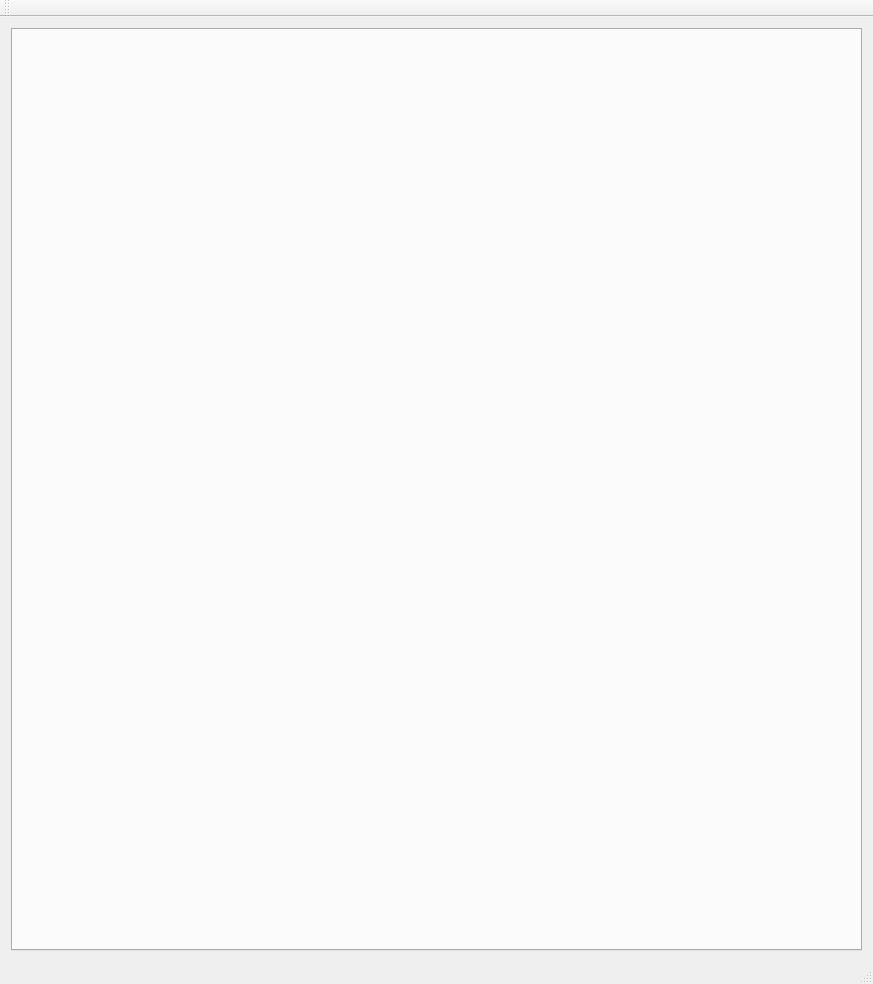
This is ui/mainwindow.ui in kiwix/kiwix-desktop as Qt 5 draws it before an edit. The edited form follows.
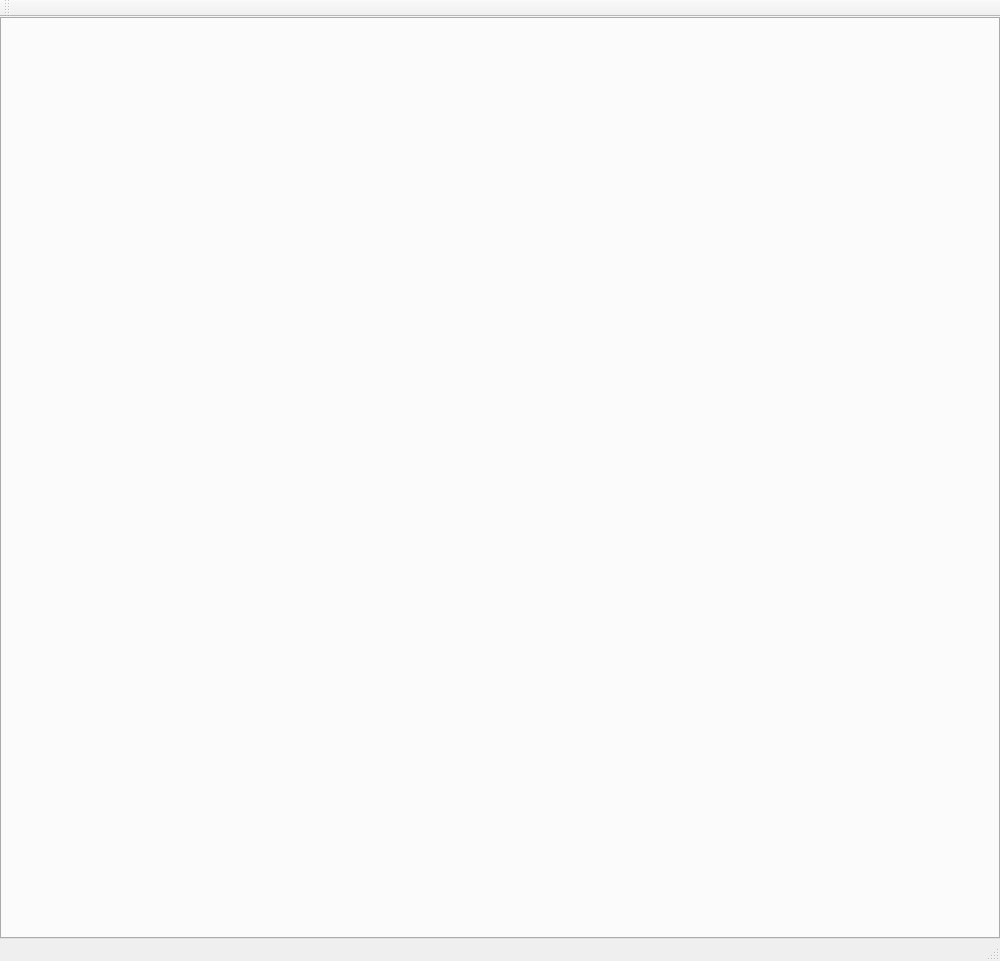
This is the edited form. Custom widgets are drawn as their Qt base class.

Commit message: Remove the margin around the centralWidget.

What changed in the file:
```diff
--- a/ui/mainwindow.ui
+++ b/ui/mainwindow.ui
@@ -6,18 +6,36 @@
    <rect>
     <x>0</x>
     <y>0</y>
-    <width>873</width>
-    <height>984</height>
+    <width>1000</width>
+    <height>961</height>
    </rect>
   </property>
   <property name="windowTitle">
    <string>MainWindow</string>
   </property>
+  <property name="documentMode">
+   <bool>true</bool>
+  </property>
   <property name="unifiedTitleAndToolBarOnMac">
    <bool>true</bool>
   </property>
   <widget class="QWidget" name="centralWidget">
    <layout class="QVBoxLayout" name="verticalLayout_2">
+    <property name="spacing">
+     <number>0</number>
+    </property>
+    <property name="leftMargin">
+     <number>0</number>
+    </property>
+    <property name="topMargin">
+     <number>0</number>
+    </property>
+    <property name="rightMargin">
+     <number>0</number>
+    </property>
+    <property name="bottomMargin">
+     <number>0</number>
+    </property>
     <item>
      <widget class="TabWidget" name="tabWidget">
       <property name="tabShape">
```
